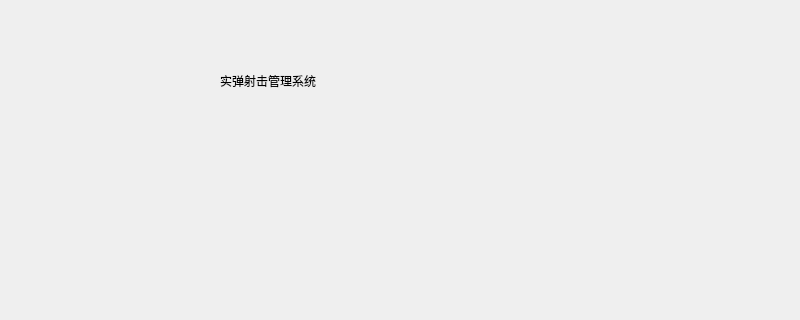
Above: src/ui/login.ui from renyilin2007/shot-training-manager-system before the change; both pictures show x 0 to 800 and y 0 to 320 of the 800 by 500 pixel window. Below: the same form after it.
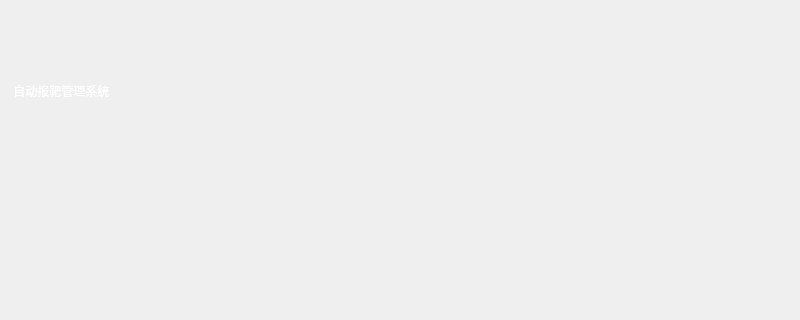
That is the form after the change. Icons and pictures are not drawn.

What changed in the file:
```diff
--- a/src/ui/login.ui
+++ b/src/ui/login.ui
@@ -87,24 +87,7 @@
     </item>
    </layout>
   </widget>
-  <widget class="QLabel" name="label">
-   <property name="geometry">
-    <rect>
-     <x>220</x>
-     <y>40</y>
-     <width>341</width>
-     <height>81</height>
-    </rect>
-   </property>
-   <property name="styleSheet">
-    <string notr="true">font: 75 26pt &quot;Aharoni&quot;;
-font: 28pt &quot;黑体&quot;;</string>
-   </property>
-   <property name="text">
-    <string>实弹射击管理系统</string>
-   </property>
-  </widget>
-  <widget class="QWidget" name="">
+  <widget class="QWidget" name="layoutWidget">
    <property name="geometry">
     <rect>
      <x>170</x>
@@ -154,6 +137,28 @@
     </item>
    </layout>
   </widget>
+  <widget class="QLabel" name="label_10">
+   <property name="geometry">
+    <rect>
+     <x>0</x>
+     <y>50</y>
+     <width>531</width>
+     <height>81</height>
+    </rect>
+   </property>
+   <property name="styleSheet">
+    <string notr="true">border-image: url(:/pic/顶部-切角.png);
+font: 30pt &quot;华光大黑_CNKI&quot;;
+color: rgb(255, 255, 255);
+border:none</string>
+   </property>
+   <property name="text">
+    <string>    自动报靶管理系统</string>
+   </property>
+   <property name="alignment">
+    <set>Qt::AlignLeading|Qt::AlignLeft|Qt::AlignVCenter</set>
+   </property>
+  </widget>
   <zorder>layoutWidget</zorder>
   <zorder>horizontalLayoutWidget</zorder>
   <zorder>horizontalLayoutWidget_2</zorder>
```
Left out of the diff: 2 changed lines with no effect on the pictures.
